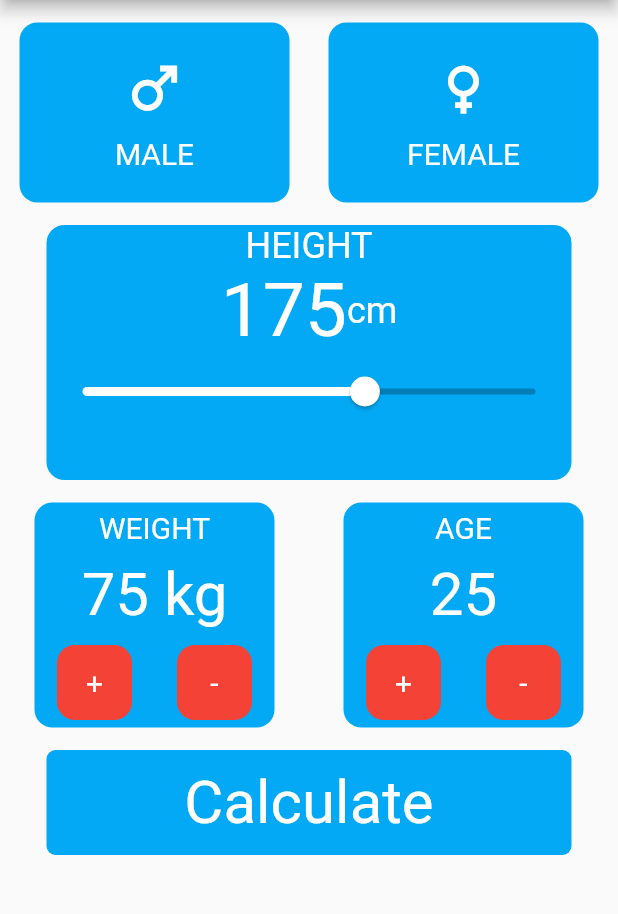
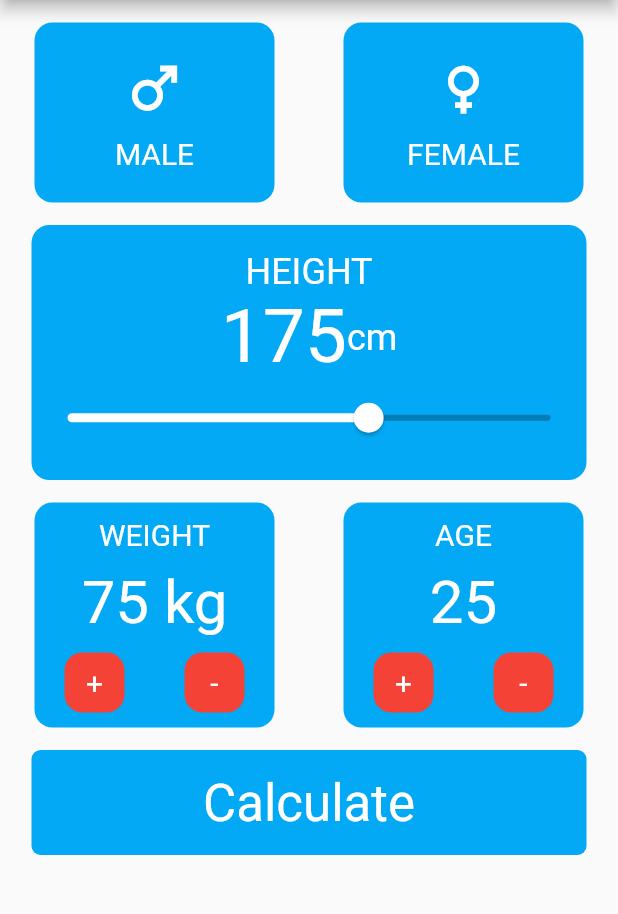
Before and after one commit to besarshabani9/bmi_calculator, a Flutter app: the screen it shows after launch, on a phone screen of 412 x 824 dp, the part 84-998 px from its top. Run offline on Flutter 3.47's test engine with Material 2 defaults, Android fonts, the phone set to English and light mode, and no system bars.

Commit message:
Final commit

```diff
--- a/lib/main.dart
+++ b/lib/main.dart
@@ -1,6 +1,11 @@
 import 'package:flutter/material.dart';
+import 'bmi_help.dart';
+import 'result_page.dart';
 
-void main() => runApp(const MyApp());
+void main() => runApp(const MaterialApp(
+      home: MyApp(),
+      debugShowCheckedModeBanner: false,
+    ));
 
 class MyApp extends StatefulWidget {
   const MyApp({super.key});
@@ -16,6 +21,7 @@ class _MyAppState extends State<MyApp> {
   Gender genderValue = Gender.NONE;
   int weightValue = 75;
   int ageValue = 25;
+  int heightValue = 125;
 
   changeWeightValue(int newValue) {
     if ((weightValue > 50 && newValue == -1) ||
@@ -32,9 +38,7 @@ class _MyAppState extends State<MyApp> {
 
   @override
   Widget build(BuildContext context) {
-    return MaterialApp(
-      debugShowCheckedModeBanner: false,
-      home: Scaffold(
+    return Scaffold(
       appBar: AppBar(
         title: const Text("BMI Calculator"),
         centerTitle: true,
@@ -42,7 +46,7 @@ class _MyAppState extends State<MyApp> {
       ),
       body: Column(
         children: [
-            SizedBox(
+          const SizedBox(
             height: 15.0,
           ),
           Row(
@@ -67,7 +71,6 @@ class _MyAppState extends State<MyApp> {
                   setState(() {
                     genderValue = Gender.FERMALE;
                   });
-                    print(genderValue);
                 },
                 child: GenderPage(
                   genderTitle: "FEMALE",
@@ -79,11 +82,13 @@ class _MyAppState extends State<MyApp> {
               ),
             ],
           ),
-            SizedBox(
+          const SizedBox(
             height: 15.0,
           ),
-            HeightPage(),
-            SizedBox(
+          HeightPage(changeHeightValue: (value) {
+            heightValue = value;
+          }),
+          const SizedBox(
             height: 15.0,
           ),
           Row(
@@ -92,16 +97,15 @@ class _MyAppState extends State<MyApp> {
               Container(
                 width: 160.0,
                 height: 150.0,
-                  decoration: BoxDecoration(
+                decoration: const BoxDecoration(
                     color: Colors.lightBlue,
-                      borderRadius:
-                          const BorderRadius.all(Radius.circular(12.0))),
+                    borderRadius: BorderRadius.all(Radius.circular(12.0))),
                 child: Column(
                   mainAxisAlignment: MainAxisAlignment.center,
                   children: [
-                      Text(
+                    const Text(
                       "WEIGHT",
-                        style: const TextStyle(
+                      style: TextStyle(
                         color: Colors.white,
                         fontSize: 20.0,
                       ),
@@ -124,23 +128,23 @@ class _MyAppState extends State<MyApp> {
                       children: [
                         GestureDetector(
                           onTap: () {
-                              this.setState(() {
+                            setState(() {
                               changeWeightValue(1);
                             });
                           },
                           child: Container(
-                              width: 50.0,
-                              height: 50.0,
-                              decoration: BoxDecoration(
+                            width: 40.0,
+                            height: 40.0,
+                            decoration: const BoxDecoration(
                                 color: Colors.red,
-                                  borderRadius: const BorderRadius.all(
-                                      Radius.circular(12.0))),
+                                borderRadius:
+                                    BorderRadius.all(Radius.circular(12.0))),
                             child: Column(
                               mainAxisAlignment: MainAxisAlignment.center,
-                                children: [
+                              children: const [
                                 Text(
                                   "+",
-                                    style: const TextStyle(
+                                  style: TextStyle(
                                     color: Colors.white,
                                     fontSize: 20.0,
                                   ),
@@ -151,23 +155,23 @@ class _MyAppState extends State<MyApp> {
                         ),
                         GestureDetector(
                           onTap: () {
-                              this.setState(() {
+                            setState(() {
                               changeWeightValue(-1);
                             });
                           },
                           child: Container(
-                              width: 50.0,
-                              height: 50.0,
-                              decoration: BoxDecoration(
+                            width: 40.0,
+                            height: 40.0,
+                            decoration: const BoxDecoration(
                                 color: Colors.red,
-                                  borderRadius: const BorderRadius.all(
-                                      Radius.circular(12.0))),
+                                borderRadius:
+                                    BorderRadius.all(Radius.circular(12.0))),
                             child: Column(
                               mainAxisAlignment: MainAxisAlignment.center,
-                                children: [
+                              children: const [
                                 Text(
                                   "-",
-                                    style: const TextStyle(
+                                  style: TextStyle(
                                     color: Colors.white,
                                     fontSize: 20.0,
                                   ),
@@ -184,16 +188,15 @@ class _MyAppState extends State<MyApp> {
               Container(
                 width: 160.0,
                 height: 150.0,
-                  decoration: BoxDecoration(
+                decoration: const BoxDecoration(
                     color: Colors.lightBlue,
-                      borderRadius:
-                          const BorderRadius.all(Radius.circular(12.0))),
+                    borderRadius: BorderRadius.all(Radius.circular(12.0))),
                 child: Column(
                   mainAxisAlignment: MainAxisAlignment.center,
                   children: [
-                      Text(
+                    const Text(
                       "AGE",
-                        style: const TextStyle(
+                      style: TextStyle(
                         color: Colors.white,
                         fontSize: 20.0,
                       ),
@@ -216,23 +219,23 @@ class _MyAppState extends State<MyApp> {
                       children: [
                         GestureDetector(
                           onTap: () {
-                              this.setState(() {
+                            setState(() {
                               changeAgeValue(1);
                             });
                           },
                           child: Container(
-                              width: 50.0,
-                              height: 50.0,
-                              decoration: BoxDecoration(
+                            width: 40.0,
+                            height: 40.0,
+                            decoration: const BoxDecoration(
                                 color: Colors.red,
-                                  borderRadius: const BorderRadius.all(
-                                      Radius.circular(12.0))),
+                                borderRadius:
+                                    BorderRadius.all(Radius.circular(12.0))),
                             child: Column(
                               mainAxisAlignment: MainAxisAlignment.center,
-                                children: [
+                              children: const [
                                 Text(
                                   "+",
-                                    style: const TextStyle(
+                                  style: TextStyle(
                                     color: Colors.white,
                                     fontSize: 20.0,
                                   ),
@@ -243,23 +246,23 @@ class _MyAppState extends State<MyApp> {
                         ),
                         GestureDetector(
                           onTap: () {
-                              this.setState(() {
+                            setState(() {
                               changeAgeValue(-1);
                             });
                           },
                           child: Container(
-                              width: 50.0,
-                              height: 50.0,
-                              decoration: BoxDecoration(
+                            width: 40.0,
+                            height: 40.0,
+                            decoration: const BoxDecoration(
                                 color: Colors.red,
-                                  borderRadius: const BorderRadius.all(
-                                      Radius.circular(12.0))),
+                                borderRadius:
+                                    BorderRadius.all(Radius.circular(12.0))),
                             child: Column(
                               mainAxisAlignment: MainAxisAlignment.center,
-                                children: [
+                              children: const [
                                 Text(
                                   "-",
-                                    style: const TextStyle(
+                                  style: TextStyle(
                                     color: Colors.white,
                                     fontSize: 20.0,
                                   ),
@@ -275,27 +278,39 @@ class _MyAppState extends State<MyApp> {
               ),
             ],
           ),
-            SizedBox(
+          const SizedBox(
             height: 15.0,
           ),
-            Container(
-              width: 350.0,
+          GestureDetector(
+            onTap: () {
+              BMIHelp bmi =
+                  BMIHelp(weightValue: weightValue, heightValue: heightValue);
+
+              Navigator.push(context, MaterialPageRoute(builder: (context) {
+                return ResultPage(
+                    bmiValeu: bmi.getBMIValue(),
+                    bmiResult: bmi.getResult(),
+                    bmiDescription: bmi.getDescription());
+              }));
+            },
+            child: Container(
+              width: 370.0,
               height: 70.0,
-              decoration: BoxDecoration(
+              decoration: const BoxDecoration(
                   color: Colors.lightBlue,
-                  borderRadius: const BorderRadius.all(Radius.circular(6.0))),
-              child: Center(
+                  borderRadius: BorderRadius.all(Radius.circular(6.0))),
+              child: const Center(
                 child: Text(
                   "Calculate",
                   style: TextStyle(
                     color: Colors.white,
-                    fontSize: 40.0,
+                    fontSize: 34.0,
+                  ),
                 ),
               ),
             ),
           )
         ],
-        ),
       ),
     );
   }
@@ -313,7 +328,7 @@ class GenderPage extends StatelessWidget {
   @override
   Widget build(BuildContext context) {
     return Container(
-      width: 180.0,
+      width: 160.0,
       height: 120.0,
       decoration: BoxDecoration(
           color: genderColor,
@@ -343,7 +358,8 @@ class GenderPage extends StatelessWidget {
 }
 
 class HeightPage extends StatefulWidget {
-  const HeightPage({Key? key}) : super(key: key);
+  final Function(int value) changeHeightValue;
+  HeightPage({required this.changeHeightValue});
 
   @override
   State<HeightPage> createState() => _HeightPageState();
@@ -358,9 +374,10 @@ class _HeightPageState extends State<HeightPage> {
       decoration: const BoxDecoration(
           color: Colors.lightBlue,
           borderRadius: BorderRadius.all(Radius.circular(12.0))),
-      width: 350.0,
+      width: 370.0,
       height: 170.0,
       child: Column(
+        mainAxisAlignment: MainAxisAlignment.center,
         children: [
           const Text(
             "HEIGHT",
@@ -393,6 +410,7 @@ class _HeightPageState extends State<HeightPage> {
               setState(() {
                 heightValue = value;
               });
+              widget.changeHeightValue(heightValue.toInt());
             },
             activeColor: Colors.white,
             inactiveColor: Colors.black26,
```
Also changed, not shown: lib/bmi_help.dart (added, +35 -0 lines), lib/result_page.dart (added, +50 -0 lines). Lines whose indentation alone changed are shown as unchanged.
